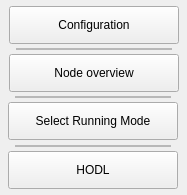
Before: the Qt Designer form core_desktop/navmenuconfignode.ui in 0xkobe/mwc-wallet, drawn with Qt 5.
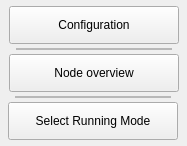
After: the same form once the commit is applied. Custom widgets are drawn as their Qt base class.

Diff of the .ui file:
```diff
--- a/core_desktop/navmenuconfignode.ui
+++ b/core_desktop/navmenuconfignode.ui
@@ -7,7 +7,7 @@
     <x>0</x>
     <y>0</y>
     <width>187</width>
-    <height>195</height>
+    <height>146</height>
    </rect>
   </property>
   <property name="windowTitle">
@@ -87,35 +87,6 @@
     <string>Select Running Mode</string>
    </property>
   </widget>
-  <widget class="control::NavMenuButton" name="hodlButton">
-   <property name="geometry">
-    <rect>
-     <x>8</x>
-     <y>151</y>
-     <width>170</width>
-     <height>38</height>
-    </rect>
-   </property>
-   <property name="text">
-    <string>HODL</string>
-   </property>
-  </widget>
-  <widget class="control::MwcFrameWithBorder" name="frame_7">
-   <property name="geometry">
-    <rect>
-     <x>15</x>
-     <y>145</y>
-     <width>156</width>
-     <height>2</height>
-    </rect>
-   </property>
-   <property name="frameShape">
-    <enum>QFrame::StyledPanel</enum>
-   </property>
-   <property name="frameShadow">
-    <enum>QFrame::Raised</enum>
-   </property>
-  </widget>
  </widget>
  <customwidgets>
   <customwidget>
```
Left out of the diff: 2 changed lines with no effect on the pictures.
